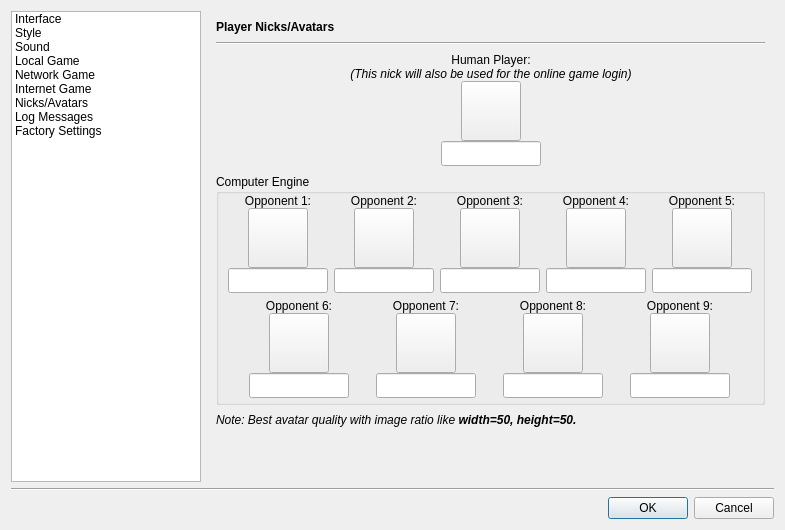
Before: the Qt Designer form src/gui/qt/gui_800x480/settingsdialog_800x480.ui in pokerth/pokerth, drawn with Qt 5.
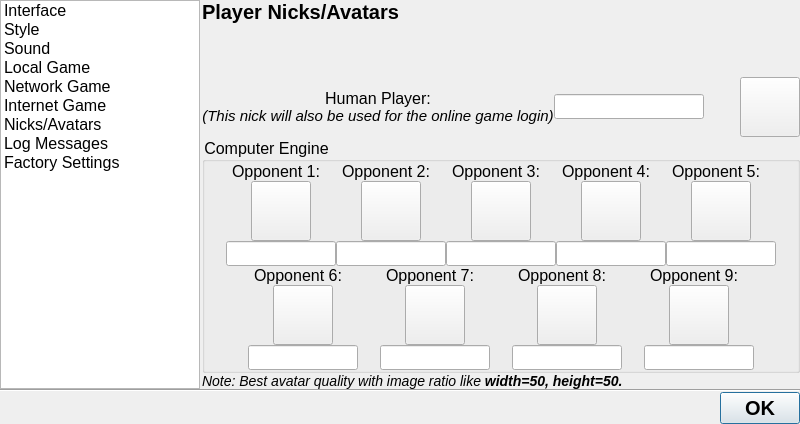
After: the same form once the commit is applied. The open tabs and pages were chosen to show the change. Icons and pictures are not drawn. Custom widgets are drawn as their Qt base class.

The edit to the form file:
```diff
--- a/src/gui/qt/gui_800x480/settingsdialog_800x480.ui
+++ b/src/gui/qt/gui_800x480/settingsdialog_800x480.ui
@@ -6,36 +6,51 @@
    <rect>
     <x>0</x>
     <y>0</y>
-    <width>785</width>
-    <height>530</height>
+    <width>800</width>
+    <height>424</height>
    </rect>
   </property>
   <property name="minimumSize">
    <size>
-    <width>785</width>
-    <height>530</height>
+    <width>800</width>
+    <height>424</height>
+   </size>
+  </property>
+  <property name="maximumSize">
+   <size>
+    <width>800</width>
+    <height>424</height>
    </size>
   </property>
   <property name="windowTitle">
    <string>Settings</string>
   </property>
   <layout class="QGridLayout" name="gridLayout">
+   <property name="margin">
+    <number>0</number>
+   </property>
+   <property name="spacing">
+    <number>0</number>
+   </property>
    <item row="0" column="0">
     <layout class="QHBoxLayout">
      <item>
       <widget class="QListWidget" name="listWidget">
        <property name="minimumSize">
         <size>
-         <width>190</width>
+         <width>200</width>
          <height>0</height>
         </size>
        </property>
        <property name="maximumSize">
         <size>
-         <width>190</width>
+         <width>200</width>
          <height>16777215</height>
         </size>
        </property>
+       <property name="styleSheet">
+        <string notr="true">QObject { font: 16px }</string>
+       </property>
        <property name="iconSize">
         <size>
          <width>32</width>
@@ -1939,144 +1954,58 @@
         </layout>
        </widget>
        <widget class="QWidget" name="page_3">
+        <property name="enabled">
+         <bool>true</bool>
+        </property>
+        <property name="styleSheet">
+         <string notr="true">QObject {font: 16px}</string>
+        </property>
         <layout class="QGridLayout" name="gridLayout_10">
+         <property name="leftMargin">
+          <number>2</number>
+         </property>
+         <property name="topMargin">
+          <number>0</number>
+         </property>
+         <property name="rightMargin">
+          <number>0</number>
+         </property>
          <property name="bottomMargin">
-          <number>1</number>
+          <number>0</number>
          </property>
-         <property name="verticalSpacing">
-          <number>8</number>
+         <property name="spacing">
+          <number>0</number>
          </property>
          <item row="0" column="0">
           <widget class="QLabel" name="label_7">
            <property name="styleSheet">
-            <string notr="true">QLabel { font-weight: bold;  }</string>
+            <string notr="true">QObject {font: bold 20px}</string>
            </property>
            <property name="text">
             <string>Player Nicks/Avatars</string>
            </property>
           </widget>
          </item>
-         <item row="1" column="0">
-          <widget class="Line" name="line_4">
-           <property name="orientation">
-            <enum>Qt::Horizontal</enum>
-           </property>
-          </widget>
-         </item>
          <item row="2" column="0">
           <layout class="QGridLayout" name="gridLayout_9">
            <property name="spacing">
             <number>0</number>
            </property>
-           <item row="0" column="0">
-            <spacer name="horizontalSpacer_4">
-             <property name="orientation">
-              <enum>Qt::Horizontal</enum>
-             </property>
-             <property name="sizeHint" stdset="0">
-              <size>
-               <width>0</width>
-               <height>0</height>
-              </size>
-             </property>
-            </spacer>
-           </item>
-           <item row="0" column="1" colspan="3">
+           <item row="1" column="0" colspan="2">
             <widget class="QLabel" name="label_8">
              <property name="text">
               <string>&lt;!DOCTYPE HTML PUBLIC &quot;-//W3C//DTD HTML 4.0//EN&quot; &quot;http://www.w3.org/TR/REC-html40/strict.dtd&quot;&gt;
 &lt;html&gt;&lt;head&gt;&lt;meta name=&quot;qrichtext&quot; content=&quot;1&quot; /&gt;&lt;style type=&quot;text/css&quot;&gt;
 p, li { white-space: pre-wrap; }
-&lt;/style&gt;&lt;/head&gt;&lt;body style=&quot; font-weight:400; font-style:normal;&quot;&gt;
-&lt;p align=&quot;center&quot; style=&quot; margin-top:0px; margin-bottom:0px; margin-left:0px; margin-right:0px; -qt-block-indent:0; text-indent:0px;&quot;&gt;Human Player:&lt;br /&gt;&lt;span style=&quot; font-style:italic;&quot;&gt;(This nick will also be used for the online game login)&lt;/span&gt;&lt;/p&gt;&lt;/body&gt;&lt;/html&gt;</string>
+&lt;/style&gt;&lt;/head&gt;&lt;body style=&quot; font-family:'Sans Serif'; font-weight:400; font-style:normal;&quot;&gt;
+&lt;p align=&quot;center&quot; style=&quot; margin-top:0px; margin-bottom:0px; margin-left:0px; margin-right:0px; -qt-block-indent:0; text-indent:0px;&quot;&gt;Human Player:&lt;br /&gt;&lt;span style=&quot; font-size:11pt; font-style:italic;&quot;&gt;(This nick will also be used for the online game login)&lt;/span&gt;&lt;/p&gt;&lt;/body&gt;&lt;/html&gt;</string>
              </property>
              <property name="alignment">
               <set>Qt::AlignCenter</set>
              </property>
             </widget>
            </item>
-           <item row="0" column="4">
-            <spacer name="horizontalSpacer_5">
-             <property name="orientation">
-              <enum>Qt::Horizontal</enum>
-             </property>
-             <property name="sizeHint" stdset="0">
-              <size>
-               <width>0</width>
-               <height>0</height>
-              </size>
-             </property>
-            </spacer>
-           </item>
-           <item row="1" column="0" colspan="5">
-            <layout class="QHBoxLayout" name="horizontalLayout">
-             <item>
-              <spacer name="horizontalSpacer_3">
-               <property name="orientation">
-                <enum>Qt::Horizontal</enum>
-               </property>
-               <property name="sizeHint" stdset="0">
-                <size>
-                 <width>40</width>
-                 <height>20</height>
-                </size>
-               </property>
-              </spacer>
-             </item>
-             <item>
-              <widget class="MyHPAvatarButton" name="pushButton_HumanPlayerAvatar">
-               <property name="minimumSize">
-                <size>
-                 <width>60</width>
-                 <height>60</height>
-                </size>
-               </property>
-               <property name="maximumSize">
-                <size>
-                 <width>60</width>
-                 <height>60</height>
-                </size>
-               </property>
-               <property name="text">
-                <string/>
-               </property>
-               <property name="iconSize">
-                <size>
-                 <width>50</width>
-                 <height>50</height>
-                </size>
-               </property>
-              </widget>
-             </item>
-             <item>
-              <spacer name="horizontalSpacer_2">
-               <property name="orientation">
-                <enum>Qt::Horizontal</enum>
-               </property>
-               <property name="sizeHint" stdset="0">
-                <size>
-                 <width>40</width>
-                 <height>20</height>
-                </size>
-               </property>
-              </spacer>
-             </item>
-            </layout>
-           </item>
-           <item row="2" column="0" colspan="2">
-            <spacer name="horizontalSpacer_6">
-             <property name="orientation">
-              <enum>Qt::Horizontal</enum>
-             </property>
-             <property name="sizeHint" stdset="0">
-              <size>
-               <width>78</width>
-               <height>20</height>
-              </size>
-             </property>
-            </spacer>
-           </item>
-           <item row="2" column="2">
+           <item row="1" column="2">
             <widget class="QLineEdit" name="lineEdit_HumanPlayerName">
              <property name="sizePolicy">
               <sizepolicy hsizetype="Fixed" vsizetype="Fixed">
@@ -2086,13 +2015,13 @@
              </property>
              <property name="minimumSize">
               <size>
-               <width>100</width>
+               <width>150</width>
                <height>25</height>
               </size>
              </property>
              <property name="maximumSize">
               <size>
-               <width>100</width>
+               <width>150</width>
                <height>25</height>
               </size>
              </property>
@@ -2101,19 +2030,44 @@
              </property>
             </widget>
            </item>
-           <item row="2" column="3" colspan="2">
-            <spacer name="horizontalSpacer_7">
+           <item row="1" column="3">
+            <spacer name="horizontalSpacer_2">
              <property name="orientation">
               <enum>Qt::Horizontal</enum>
              </property>
              <property name="sizeHint" stdset="0">
               <size>
-               <width>88</width>
+               <width>40</width>
                <height>20</height>
               </size>
              </property>
             </spacer>
            </item>
+           <item row="1" column="4">
+            <widget class="MyHPAvatarButton" name="pushButton_HumanPlayerAvatar">
+             <property name="minimumSize">
+              <size>
+               <width>60</width>
+               <height>60</height>
+              </size>
+             </property>
+             <property name="maximumSize">
+              <size>
+               <width>60</width>
+               <height>60</height>
+              </size>
+             </property>
+             <property name="text">
+              <string/>
+             </property>
+             <property name="iconSize">
+              <size>
+               <width>50</width>
+               <height>50</height>
+              </size>
+             </property>
+            </widget>
+           </item>
           </layout>
          </item>
          <item row="3" column="0">
@@ -2122,11 +2076,11 @@
             <string>Computer Engine</string>
            </property>
            <layout class="QGridLayout" name="gridLayout_11">
-            <property name="topMargin">
+            <property name="margin">
              <number>0</number>
             </property>
-            <property name="bottomMargin">
-             <number>4</number>
+            <property name="spacing">
+             <number>0</number>
             </property>
             <item row="0" column="0">
              <layout class="QHBoxLayout" name="horizontalLayout_3">
@@ -2148,13 +2102,13 @@
                   </property>
                   <property name="minimumSize">
                    <size>
-                    <width>100</width>
+                    <width>110</width>
                     <height>25</height>
                    </size>
                   </property>
                   <property name="maximumSize">
                    <size>
-                    <width>100</width>
+                    <width>110</width>
                     <height>25</height>
                    </size>
                   </property>
@@ -2281,13 +2235,13 @@
                   </property>
                   <property name="minimumSize">
                    <size>
-                    <width>100</width>
+                    <width>110</width>
                     <height>25</height>
                    </size>
                   </property>
                   <property name="maximumSize">
                    <size>
-                    <width>100</width>
+                    <width>110</width>
                     <height>25</height>
                    </size>
                   </property>
@@ -2442,13 +2396,13 @@
                   </property>
                   <property name="minimumSize">
                    <size>
-                    <width>100</width>
+                    <width>110</width>
                     <height>25</height>
                    </size>
                   </property>
                   <property name="maximumSize">
                    <size>
-                    <width>100</width>
+                    <width>110</width>
                     <height>25</height>
                    </size>
                   </property>
@@ -2547,13 +2501,13 @@
                   </property>
                   <property name="minimumSize">
                    <size>
-                    <width>100</width>
+                    <width>110</width>
                     <height>25</height>
                    </size>
                   </property>
                   <property name="maximumSize">
                    <size>
-                    <width>100</width>
+                    <width>110</width>
                     <height>25</height>
                    </size>
                   </property>
@@ -2778,13 +2732,13 @@
                   </property>
                   <property name="minimumSize">
                    <size>
-                    <width>100</width>
+                    <width>110</width>
                     <height>25</height>
                    </size>
                   </property>
                   <property name="maximumSize">
                    <size>
-                    <width>100</width>
+                    <width>110</width>
                     <height>25</height>
                    </size>
                   </property>
@@ -2887,13 +2841,13 @@
                   </property>
                   <property name="minimumSize">
                    <size>
-                    <width>100</width>
+                    <width>110</width>
                     <height>25</height>
                    </size>
                   </property>
                   <property name="maximumSize">
                    <size>
-                    <width>100</width>
+                    <width>110</width>
                     <height>25</height>
                    </size>
                   </property>
@@ -3020,13 +2974,13 @@
                   </property>
                   <property name="minimumSize">
                    <size>
-                    <width>100</width>
+                    <width>110</width>
                     <height>25</height>
                    </size>
                   </property>
                   <property name="maximumSize">
                    <size>
-                    <width>100</width>
+                    <width>110</width>
                     <height>25</height>
                    </size>
                   </property>
@@ -3153,13 +3107,13 @@
                   </property>
                   <property name="minimumSize">
                    <size>
-                    <width>100</width>
+                    <width>110</width>
                     <height>25</height>
                    </size>
                   </property>
                   <property name="maximumSize">
                    <size>
-                    <width>100</width>
+                    <width>110</width>
                     <height>25</height>
                    </size>
                   </property>
@@ -3286,13 +3240,13 @@
                   </property>
                   <property name="minimumSize">
                    <size>
-                    <width>100</width>
+                    <width>110</width>
                     <height>25</height>
                    </size>
                   </property>
                   <property name="maximumSize">
                    <size>
-                    <width>100</width>
+                    <width>110</width>
                     <height>25</height>
                    </size>
                   </property>
@@ -3338,6 +3292,9 @@
          </item>
          <item row="4" column="0">
           <widget class="QLabel" name="label_38">
+           <property name="styleSheet">
+            <string notr="true">QObject {font: 14px}</string>
+           </property>
            <property name="text">
             <string>&lt;html&gt;&lt;head&gt;&lt;meta name=&quot;qrichtext&quot; content=&quot;1&quot; /&gt;&lt;style type=&quot;text/css&quot;&gt;
 p, li { white-space: pre-wrap; }
@@ -3349,8 +3306,8 @@
            </property>
           </widget>
          </item>
-         <item row="5" column="0">
-          <spacer>
+         <item row="1" column="0">
+          <spacer name="verticalSpacer_16">
            <property name="orientation">
             <enum>Qt::Vertical</enum>
            </property>
@@ -3755,11 +3712,14 @@
    </item>
    <item row="2" column="0">
     <widget class="QDialogButtonBox" name="buttonBox">
+     <property name="styleSheet">
+      <string notr="true">QObject {font: bold 20px}</string>
+     </property>
      <property name="orientation">
       <enum>Qt::Horizontal</enum>
      </property>
      <property name="standardButtons">
-      <set>QDialogButtonBox::Cancel|QDialogButtonBox::Ok</set>
+      <set>QDialogButtonBox::Ok</set>
      </property>
     </widget>
    </item>
```
Left out of the diff: 867 changed lines with no effect on the pictures.
